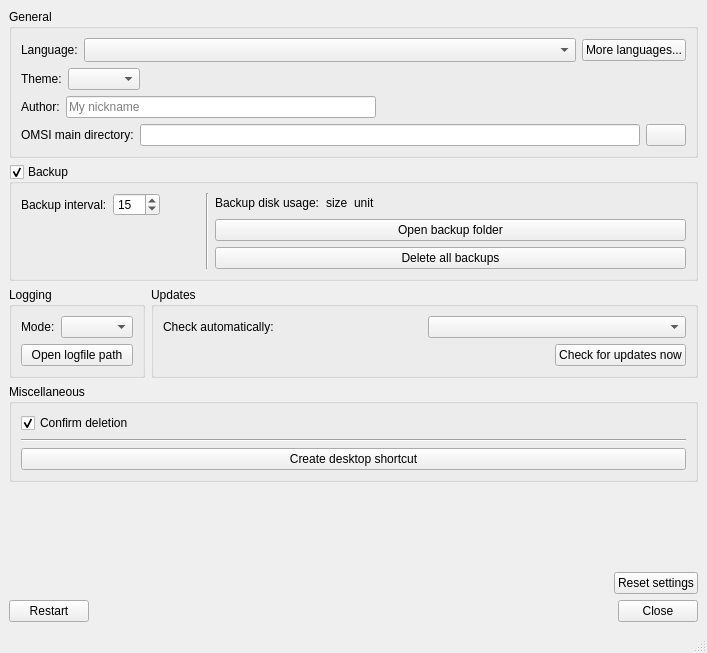
The window that wsettings.ui (pietr26/OMSI-Tools) describes before a commit, drawn with Qt 5.
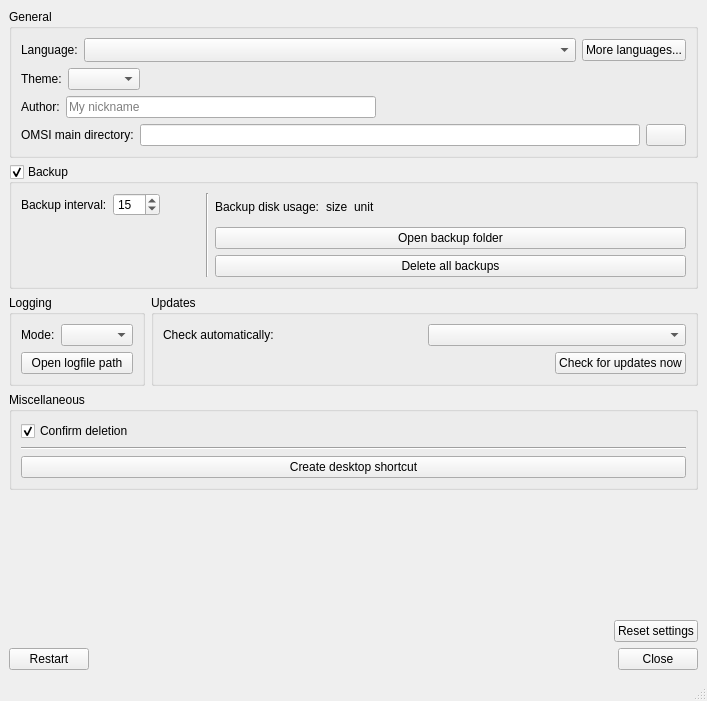
The same window after the commit. Icons and pictures are not drawn.

Commit message: Removed translation of some strings

```diff
--- a/wsettings.ui
+++ b/wsettings.ui
@@ -10,7 +10,7 @@
     <x>0</x>
     <y>0</y>
     <width>707</width>
-    <height>653</height>
+    <height>701</height>
    </rect>
   </property>
   <property name="windowTitle">
```
Left out of the diff: 4 changed lines with no effect on the pictures.
